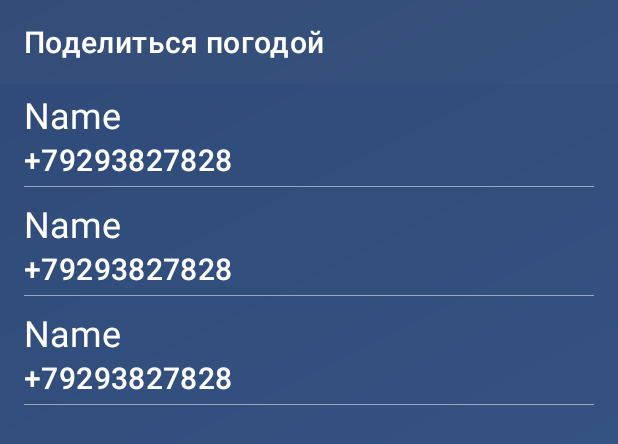
After one commit to DronPascal/GB-Android-Kotlin, an Android app: the layout contacts__activity.xml on its own in the app's theme, with its tools: preview values and no code run, on a phone screen of 412 x 824 dp. The commit adds this screen. Shown: the top 444 px of the screen. Run offline under Robolectric (Android 15) with nearby library versions, the phone set to English and light mode, and no system bars.

Commit message:
Added contacts list and weather sharing
- Permission
- SMS Intent

```diff
--- /dev/null
+++ b/WeatherApp/app/src/main/java/com/pascal/weatherapp/data/model/Contact.kt
@@ -0,0 +1,6 @@
+package com.pascal.weatherapp.data.model
+
+data class Contact(
+    val name: String,
+    val number: String
+)
--- a/WeatherApp/app/src/main/java/com/pascal/weatherapp/ui/home/fragments/FragmentsPagerAdapter.kt
+++ b/WeatherApp/app/src/main/java/com/pascal/weatherapp/ui/home/fragments/HomeFragmentsPagerAdapter.kt
@@ -9,7 +9,7 @@ import com.pascal.weatherapp.R
  * A [FragmentStateAdapter] that returns a fragment corresponding to
  * one of the sections/tabs/pages.
  */
-class FragmentsPagerAdapter(fa: FragmentActivity) : FragmentStateAdapter(fa) {
+class HomeFragmentsPagerAdapter(fa: FragmentActivity) : FragmentStateAdapter(fa) {
     companion object {
         val TAB_TITLES = arrayOf(
             R.string.tab_text_today,
--- a/WeatherApp/app/src/main/java/com/pascal/weatherapp/ui/home/fragments/TodayFragment.kt
+++ b/WeatherApp/app/src/main/java/com/pascal/weatherapp/ui/home/fragments/TodayFragment.kt
@@ -116,14 +116,12 @@ class TodayFragment : Fragment() {
                 textviewFeels.text =
                     getString(R.string.template_feels_like).format(it)
             }
-
             // weather icon
             weatherDTO.fact?.icon?.let {
                 val str = YA_ICONS_URI_TEMPLATE.format(it)
                 println(str)
                 binding.imageWeather.load(str, imageLoader)
             }
-
             // current condition
             weatherDTO.fact?.condition?.let {
                 textviewWeatherCondition.text = getString(resFromCondition(it))
--- /dev/null
+++ b/WeatherApp/app/src/main/res/layout/contacts__activity.xml
@@ -0,0 +1,37 @@
+<?xml version="1.0" encoding="utf-8"?>
+<androidx.coordinatorlayout.widget.CoordinatorLayout xmlns:android="http://schemas.android.com/apk/res/android"
+    xmlns:app="http://schemas.android.com/apk/res-auto"
+    xmlns:tools="http://schemas.android.com/tools"
+    android:layout_width="match_parent"
+    android:layout_height="match_parent">
+
+    <ImageView
+        android:id="@+id/imageBackground"
+        android:layout_width="match_parent"
+        android:layout_height="match_parent"
+        android:src="@drawable/bg_gradient" />
+
+    <com.google.android.material.appbar.AppBarLayout
+        android:layout_width="match_parent"
+        android:layout_height="wrap_content"
+        android:background="@color/gray_alpha_5"
+        android:theme="@style/Theme.WeatherApp.AppBarOverlay"
+        app:elevation="0dp">
+
+        <androidx.appcompat.widget.Toolbar
+            android:id="@+id/toolbar"
+            android:layout_width="match_parent"
+            android:layout_height="?attr/actionBarSize"
+            app:title="@string/contacts_title" />
+
+    </com.google.android.material.appbar.AppBarLayout>
+
+    <androidx.recyclerview.widget.RecyclerView
+        android:id="@+id/contactsRecycler"
+        android:layout_width="match_parent"
+        android:layout_height="match_parent"
+        android:overScrollMode="never"
+        app:layout_behavior="@string/appbar_scrolling_view_behavior"
+        tools:listitem="@layout/contacts__item_person_card" />
+
+</androidx.coordinatorlayout.widget.CoordinatorLayout>
--- /dev/null
+++ b/WeatherApp/app/src/main/res/layout/contacts__item_person_card.xml
@@ -0,0 +1,45 @@
+<?xml version="1.0" encoding="utf-8"?>
+<com.google.android.material.card.MaterialCardView xmlns:android="http://schemas.android.com/apk/res/android"
+    xmlns:app="http://schemas.android.com/apk/res-auto"
+    xmlns:tools="http://schemas.android.com/tools"
+    android:layout_width="match_parent"
+    android:layout_height="wrap_content"
+    android:clickable="true"
+    android:focusable="true"
+    app:cardBackgroundColor="@android:color/transparent"
+    app:cardCornerRadius="0dp"
+    app:cardElevation="0dp"
+    tools:cardBackgroundColor="@color/gray_alpha_85">
+
+    <LinearLayout
+        android:layout_width="match_parent"
+        android:layout_height="match_parent"
+        android:layout_marginHorizontal="@dimen/default_margin"
+        android:layout_marginVertical="@dimen/tiny_margin"
+        android:orientation="vertical">
+
+        <TextView
+            android:id="@+id/personName"
+            android:layout_width="match_parent"
+            android:layout_height="wrap_content"
+            android:textAppearance="?attr/textAppearanceHeadline5"
+            android:textColor="?attr/colorOnPrimary"
+            tools:text="Name" />
+
+        <TextView
+            android:id="@+id/personNumber"
+            android:layout_width="match_parent"
+            android:layout_height="wrap_content"
+            android:textAppearance="?attr/textAppearanceHeadline6"
+            android:textColor="?attr/colorOnPrimary"
+            tools:text="+79293827828" />
+
+        <View
+            android:layout_width="match_parent"
+            android:layout_height="1px"
+            android:layout_marginTop="@dimen/tiny_margin"
+            android:background="@color/white_alpha_50" />
+
+    </LinearLayout>
+
+</com.google.android.material.card.MaterialCardView>
--- a/WeatherApp/app/src/main/res/layout/home__activity.xml
+++ b/WeatherApp/app/src/main/res/layout/home__activity.xml
@@ -2,6 +2,7 @@
 <androidx.coordinatorlayout.widget.CoordinatorLayout xmlns:android="http://schemas.android.com/apk/res/android"
     xmlns:app="http://schemas.android.com/apk/res-auto"
     xmlns:tools="http://schemas.android.com/tools"
+    android:id="@+id/container"
     android:layout_width="match_parent"
     android:layout_height="match_parent"
     tools:context=".ui.home.HomeActivity">
@@ -64,7 +65,6 @@
         android:layout_gravity="bottom|end"
         android:layout_margin="@dimen/default_margin"
         android:contentDescription="@string/fab_icon_description"
-        android:visibility="gone"
         app:srcCompat="@android:drawable/ic_dialog_email" />
 
 </androidx.coordinatorlayout.widget.CoordinatorLayout>
--- a/WeatherApp/app/src/main/res/layout/home__fragment_ten_days.xml
+++ b/WeatherApp/app/src/main/res/layout/home__fragment_ten_days.xml
@@ -5,7 +5,7 @@
     android:layout_width="match_parent"
     android:layout_height="match_parent"
     tools:context=".ui.home.fragments.TenDaysFragment"
-    tools:background="@color/lignt_blue_havelock">
+    tools:background="@color/light_blue_havelock">
 
     <WebView
         android:id="@+id/webView"
@@ -15,6 +15,6 @@
 
     <include
         android:id="@+id/includedLoadingLayout"
-        layout="@layout/loading_layout" />
+        layout="@layout/all__loading_layout" />
 
 </FrameLayout>
--- a/WeatherApp/app/src/main/res/layout/home__fragment_today.xml
+++ b/WeatherApp/app/src/main/res/layout/home__fragment_today.xml
@@ -10,7 +10,7 @@
         android:id="@+id/swipeRefresh"
         android:layout_width="match_parent"
         android:layout_height="match_parent"
-        tools:background="@color/lignt_blue_havelock">
+        tools:background="@color/light_blue_havelock">
 
         <androidx.constraintlayout.widget.ConstraintLayout
             android:id="@+id/contentLayout"
@@ -117,6 +117,6 @@
 
     <include
         android:id="@+id/includedLoadingLayout"
-        layout="@layout/loading_layout" />
+        layout="@layout/all__loading_layout" />
 
 </FrameLayout>
--- a/WeatherApp/app/src/main/res/values/colors.xml
+++ b/WeatherApp/app/src/main/res/values/colors.xml
@@ -4,7 +4,7 @@
     <color name="blue_danube">#508ACA</color>
     <color name="blue_chathams">#1E4B7C</color>
 
-    <color name="lignt_blue_havelock">#498EDA</color>
+    <color name="light_blue_havelock">#498EDA</color>
     <color name="light_blue_picton">#3AB2E1</color>
 
     <color name="black">#FF000000</color>
--- a/WeatherApp/app/src/main/res/values/themes.xml
+++ b/WeatherApp/app/src/main/res/values/themes.xml
@@ -7,7 +7,7 @@
         <item name="colorOnPrimary">@color/white</item>
         <!-- Secondary brand color. -->
         <item name="colorSecondary">@color/light_blue_picton</item>
-        <item name="colorSecondaryVariant">@color/lignt_blue_havelock</item>
+        <item name="colorSecondaryVariant">@color/light_blue_havelock</item>
         <item name="colorOnSecondary">@color/white</item>
         <!-- Status bar color. -->
         <item name="android:statusBarColor" tools:targetApi="l">@color/san_juan</item>
```
Also changed, not shown: WeatherApp/app/src/main/AndroidManifest.xml (+11 -5 lines), WeatherApp/app/src/main/java/com/pascal/weatherapp/ui/contacts/ContactsActivity.kt (added, +196 -0 lines), WeatherApp/app/src/main/java/com/pascal/weatherapp/ui/contacts/ContactsAdapter.kt (added, +52 -0 lines), WeatherApp/app/src/main/java/com/pascal/weatherapp/ui/home/HomeActivity.kt (+49 -18 lines), WeatherApp/app/src/main/res/values/strings.xml (+9 -0 lines), WeatherApp/app/src/main/res/layout/all__loading_layout.xml (renamed from WeatherApp/app/src/main/res/layout/loading_layout.xml).
